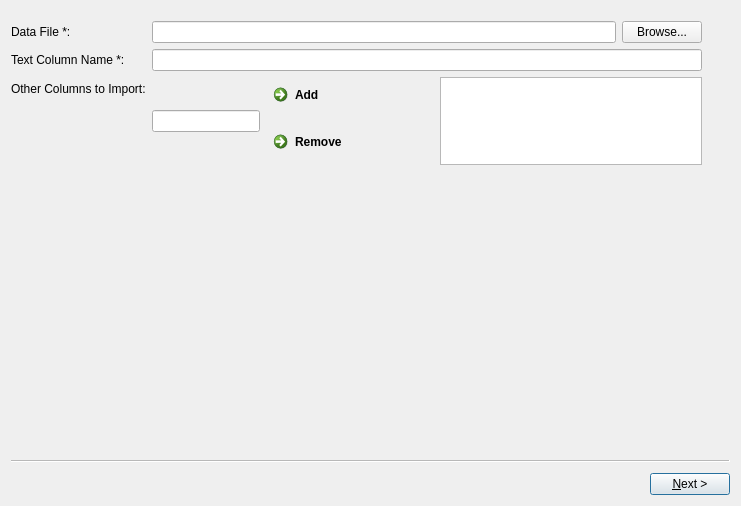
GSA/MD-Automated-Text-Analysis, file topicsanalyser/topics_modeling_wizard.ui: the form before one commit.
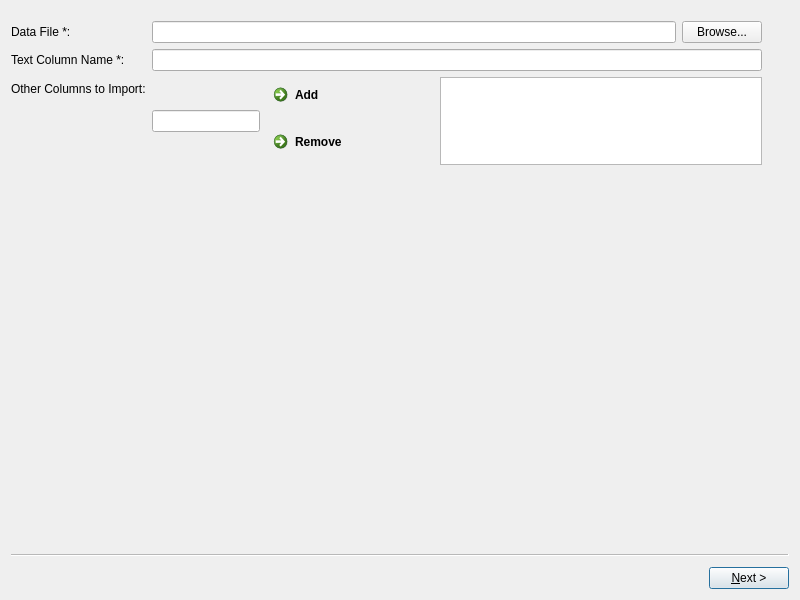
The form after the commit.

Commit message: Added progress dialogs and worker thread

```diff
--- a/topicsanalyser/topics_modeling_wizard.ui
+++ b/topicsanalyser/topics_modeling_wizard.ui
@@ -6,8 +6,8 @@
    <rect>
     <x>0</x>
     <y>0</y>
-    <width>741</width>
-    <height>506</height>
+    <width>800</width>
+    <height>600</height>
    </rect>
   </property>
   <property name="windowTitle">
@@ -31,8 +31,8 @@
      <rect>
       <x>0</x>
       <y>10</y>
-      <width>691</width>
-      <height>171</height>
+      <width>751</width>
+      <height>181</height>
      </rect>
     </property>
     <layout class="QFormLayout" name="formLayout_2">
```
Left out of the diff: 6 changed lines with no effect on the pictures. The commit also changes 6 other files.
